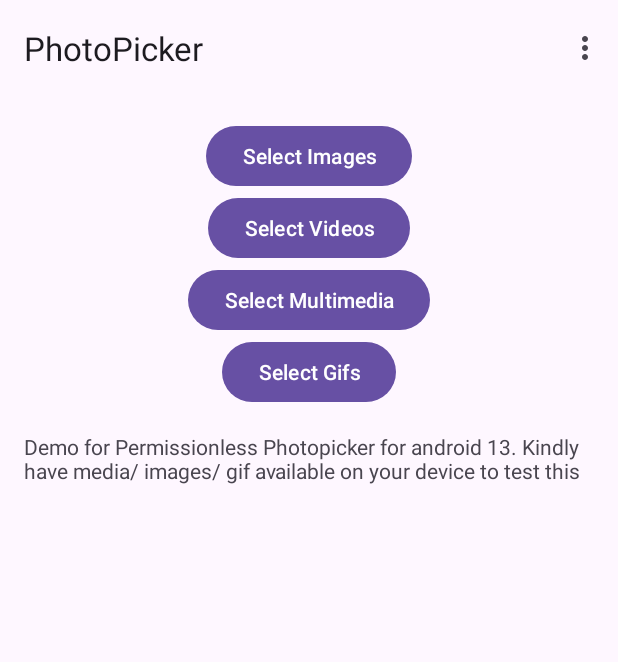
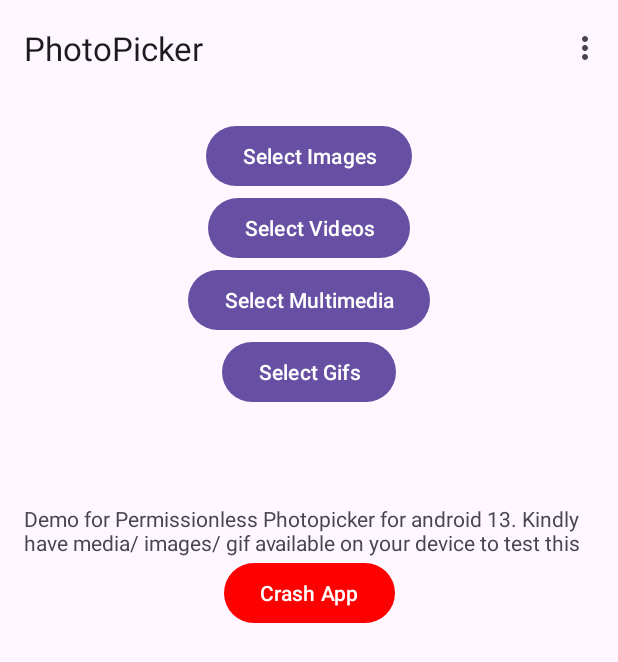
Before and after one commit to ashutosh-buku/PermissionLess, an Android app: the screen it shows after launch (MainActivity), on a phone screen of 412 x 824 dp. Shown: the top 662 px of the screen. Run offline under Robolectric (Android 15) with nearby library versions, the phone set to English and light mode, and no system bars; our stand-ins replace navigation-ui; libraries missing offline, so code that uses them is left out: com.google.modernstorage.photopicker; 1 statement that could not run was skipped.

Commit message:
handle crash gracefully

```diff
--- a/app/build.gradle
+++ b/app/build.gradle
@@ -46,6 +46,8 @@ dependencies {
     implementation 'androidx.lifecycle:lifecycle-viewmodel-ktx:2.5.1'
     implementation 'com.google.modernstorage:modernstorage-photopicker:1.0.0-alpha06'
     implementation 'androidx.activity:activity:1.6.0'
+    // Gson
+    implementation('com.google.code.gson:gson:2.9.1')
     testImplementation 'junit:junit:4.13.2'
     androidTestImplementation 'androidx.test.ext:junit:1.1.3'
     androidTestImplementation 'androidx.test.espresso:espresso-core:3.4.0'
--- a/app/src/main/AndroidManifest.xml
+++ b/app/src/main/AndroidManifest.xml
@@ -4,6 +4,7 @@
     package="com.ashu.permissionless">
 
     <application
+        android:name="com.ashu.permissionless.crash_handling.global.App"
         android:allowBackup="true"
         android:dataExtractionRules="@xml/data_extraction_rules"
         android:fullBackupContent="@xml/backup_rules"
@@ -24,6 +25,11 @@
                 <category android:name="android.intent.category.LAUNCHER" />
             </intent-filter>
         </activity>
+
+        <activity
+            android:process=":error_handler"
+            android:name="com.ashu.permissionless.crash_handling.global.CrashActivity"
+            android:exported="true" />
     </application>
 
 </manifest>
--- a/app/src/main/java/com/ashu/permissionless/FirstFragment.kt
+++ b/app/src/main/java/com/ashu/permissionless/FirstFragment.kt
@@ -42,42 +42,50 @@ class FirstFragment : Fragment() {
             Toast.makeText(activity, "Limit won't be applied as all files would be treated as document only", Toast.LENGTH_LONG).show()
         }
 
+        setOnClickListeners()
+
+    }
+
+    private fun setOnClickListeners() {
         val imagePicker = registerForActivityResult(ActivityResultContracts.PickMultipleVisualMedia(5)) { uris ->
             println(uris)
         }
-
         val videoPicker = registerForActivityResult(ActivityResultContracts.PickMultipleVisualMedia(5)) { uris ->
             println(uris)
         }
-
         val multimediaPicker = registerForActivityResult(ActivityResultContracts.PickMultipleVisualMedia(15)) { uris ->
             println(uris)
         }
-
         val gifPicker = registerForActivityResult(ActivityResultContracts.PickMultipleVisualMedia(5)) { uris ->
             println(uris)
         }
 
+        binding.apply {
             // For images upto max 5
-        binding.btnImage.setOnClickListener {
+            btnImage.setOnClickListener {
                 imagePicker.launch(PickVisualMediaRequest(ActivityResultContracts.PickVisualMedia.ImageOnly))
             }
 
             // For videos upto max 5
-        binding.btnVideo.setOnClickListener {
+            btnVideo.setOnClickListener {
                 videoPicker.launch(PickVisualMediaRequest(ActivityResultContracts.PickVisualMedia.VideoOnly))
             }
 
             // For image and video, limit 15
-        binding.btnMultimedia.setOnClickListener {
+            btnMultimedia.setOnClickListener {
                 multimediaPicker.launch(PickVisualMediaRequest(ActivityResultContracts.PickVisualMedia.ImageAndVideo))
             }
 
             // For GIFs only, limit 5
-        binding.btnGif.setOnClickListener {
+            btnGif.setOnClickListener {
                 gifPicker.launch(PickVisualMediaRequest(ActivityResultContracts.PickVisualMedia.SingleMimeType("image/gif")))
             }
 
+            btnCrash.setOnClickListener {
+                throw Error("Hello, I'm not Groot, I am a godamn Crash!")
+            }
+
+        }
     }
 
     override fun onDestroyView() {
--- /dev/null
+++ b/app/src/main/java/com/ashu/permissionless/crash_handling/global/App.kt
@@ -0,0 +1,11 @@
+package com.ashu.permissionless.crash_handling.global
+
+import android.app.Application
+
+class App: Application() {
+
+    override fun onCreate() {
+        super.onCreate()
+        GeneralExceptionHandler.initialize(this, CrashActivity::class.java)
+    }
+}
--- a/app/src/main/res/layout/fragment_first.xml
+++ b/app/src/main/res/layout/fragment_first.xml
@@ -57,5 +57,15 @@
             app:layout_constraintEnd_toEndOf="parent"
             app:layout_constraintStart_toStartOf="parent"
             app:layout_constraintTop_toBottomOf="@id/btn_gif" />
+
+        <com.google.android.material.button.MaterialButton
+            android:id="@+id/btn_crash"
+            android:layout_width="wrap_content"
+            android:layout_height="wrap_content"
+            android:text="@string/crash_app"
+            app:backgroundTint="@color/red"
+            app:layout_constraintTop_toBottomOf="@id/textview_first"
+            app:layout_constraintEnd_toEndOf="parent"
+            app:layout_constraintStart_toStartOf="parent" />
     </androidx.constraintlayout.widget.ConstraintLayout>
 </androidx.core.widget.NestedScrollView>
--- a/app/src/main/res/values/colors.xml
+++ b/app/src/main/res/values/colors.xml
@@ -2,4 +2,5 @@
 <resources>
     <color name="black">#FF000000</color>
     <color name="white">#FFFFFFFF</color>
+    <color name="red">#FFFF0000</color>
 </resources>
--- a/app/src/main/res/values/strings.xml
+++ b/app/src/main/res/values/strings.xml
@@ -12,6 +12,8 @@
     <string name="pick_multimedia">Select Multimedia</string>
     <string name="pick_gif">Select Gifs</string>
 
+    <string name="crash_app">Crash App</string>
+
     <string name="lorem_ipsum">
         Demo for Permissionless Photopicker for android 13. Kindly have media/ images/ gif available on your device to test this
     </string>
```
Also changed, not shown: app/src/main/java/com/ashu/permissionless/crash_handling/global/CrashActivity.kt (added, +47 -0 lines), app/src/main/java/com/ashu/permissionless/crash_handling/global/GeneralExceptionHandler.kt (added, +84 -0 lines), app/src/main/res/layout/activity_crash.xml (added, +91 -0 lines), app/src/main/res/drawable/bug_gif.gif (added). Lines whose indentation alone changed are shown as unchanged.
